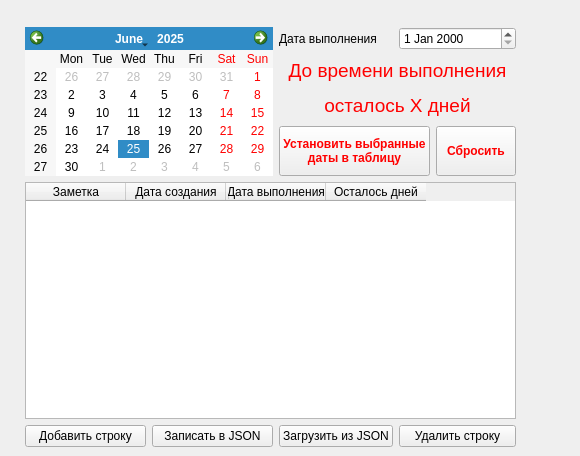
Old version of the form Note.ui in the repository Sergey20409/pythonProjectQT1.
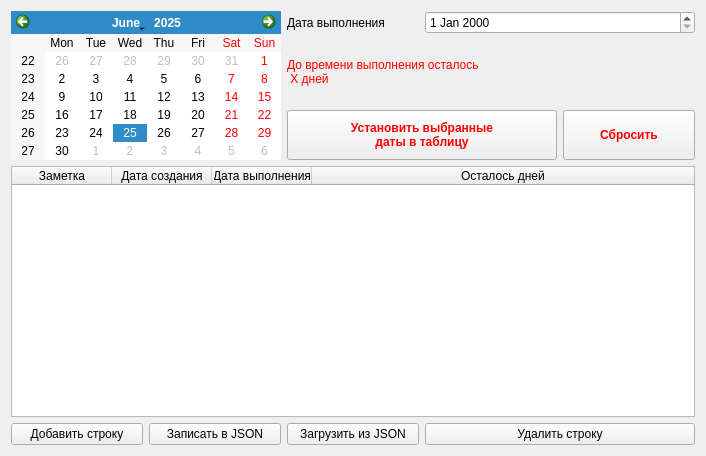
New version of the form.

Patch:
```diff
--- a/Note.ui
+++ b/Note.ui
@@ -6,22 +6,15 @@
    <rect>
     <x>0</x>
     <y>0</y>
-    <width>580</width>
+    <width>706</width>
     <height>456</height>
    </rect>
   </property>
   <property name="windowTitle">
    <string>Заметки</string>
   </property>
-  <widget class="QWidget" name="layoutWidget">
-   <property name="geometry">
-    <rect>
-     <x>25</x>
-     <y>27</y>
-     <width>491</width>
-     <height>420</height>
-    </rect>
-   </property>
+  <layout class="QVBoxLayout" name="verticalLayout">
+   <item>
    <layout class="QGridLayout" name="gridLayout">
     <item row="0" column="0" rowspan="3" colspan="2">
      <widget class="QCalendarWidget" name="calendarWidget">
@@ -47,18 +40,14 @@
     <item row="1" column="2" colspan="3">
      <widget class="QLabel" name="label">
       <property name="styleSheet">
-       <string notr="true"/>
+        <string notr="true">color: rgb(255, 0, 0);</string>
       </property>
       <property name="text">
-       <string>&lt;!DOCTYPE HTML PUBLIC &quot;-//W3C//DTD HTML 4.0//EN&quot; &quot;http://www.w3.org/TR/REC-html40/strict.dtd&quot;&gt;
-&lt;html&gt;&lt;head&gt;&lt;meta name=&quot;qrichtext&quot; content=&quot;1&quot; /&gt;&lt;meta charset=&quot;utf-8&quot; /&gt;&lt;style type=&quot;text/css&quot;&gt;
-p, li { white-space: pre-wrap; }
-hr { height: 1px; border-width: 0; }
-li.unchecked::marker { content: &quot;\2610&quot;; }
-li.checked::marker { content: &quot;\2612&quot;; }
-&lt;/style&gt;&lt;/head&gt;&lt;body style=&quot; font-family:'Segoe UI'; font-size:9pt; font-weight:400; font-style:normal;&quot;&gt;
-&lt;p align=&quot;center&quot; style=&quot; margin-top:12px; margin-bottom:12px; margin-left:0px; margin-right:0px; -qt-block-indent:0; text-indent:0px;&quot;&gt;&lt;span style=&quot; font-size:14pt; color:#ff0000;&quot;&gt;До времени выполнения&lt;/span&gt;&lt;/p&gt;
-&lt;p align=&quot;center&quot; style=&quot; margin-top:12px; margin-bottom:12px; margin-left:0px; margin-right:0px; -qt-block-indent:0; text-indent:0px;&quot;&gt;&lt;span style=&quot; font-size:14pt; color:#ff0000;&quot;&gt;осталось X дней&lt;/span&gt;&lt;/p&gt;&lt;/body&gt;&lt;/html&gt;</string>
+        <string>До времени выполнения осталось 
+ Х дней</string>
+       </property>
+       <property name="textFormat">
+        <enum>Qt::TextFormat::PlainText</enum>
       </property>
      </widget>
     </item>
@@ -115,12 +104,15 @@
     </item>
     <item row="3" column="0" colspan="5">
      <widget class="QTableWidget" name="tableWidget">
-      <property name="maximumSize">
-       <size>
-        <width>551</width>
-        <height>16777215</height>
-       </size>
-      </property>
+       <attribute name="horizontalHeaderCascadingSectionResizes">
+        <bool>false</bool>
+       </attribute>
+       <attribute name="horizontalHeaderStretchLastSection">
+        <bool>true</bool>
+       </attribute>
+       <attribute name="verticalHeaderStretchLastSection">
+        <bool>false</bool>
+       </attribute>
       <column>
        <property name="text">
         <string>Заметка</string>
@@ -172,7 +164,8 @@
      </widget>
     </item>
    </layout>
-  </widget>
+   </item>
+  </layout>
  </widget>
  <resources/>
  <connections/>
```
Lines whose indentation alone changed are shown as unchanged.
